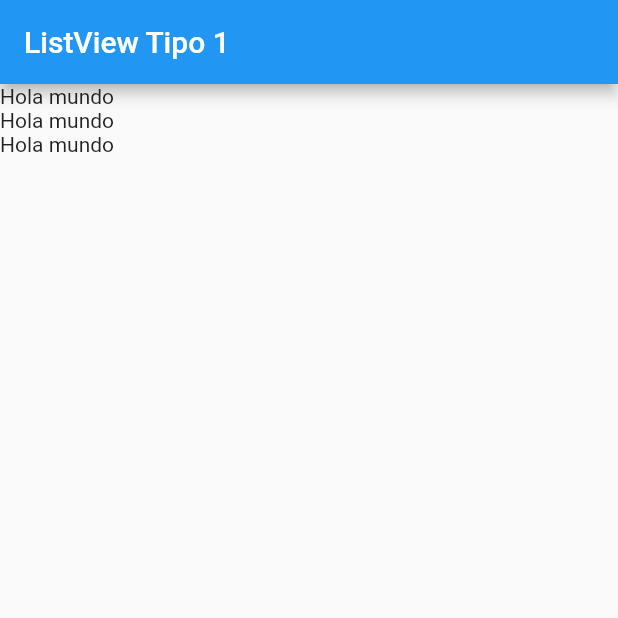
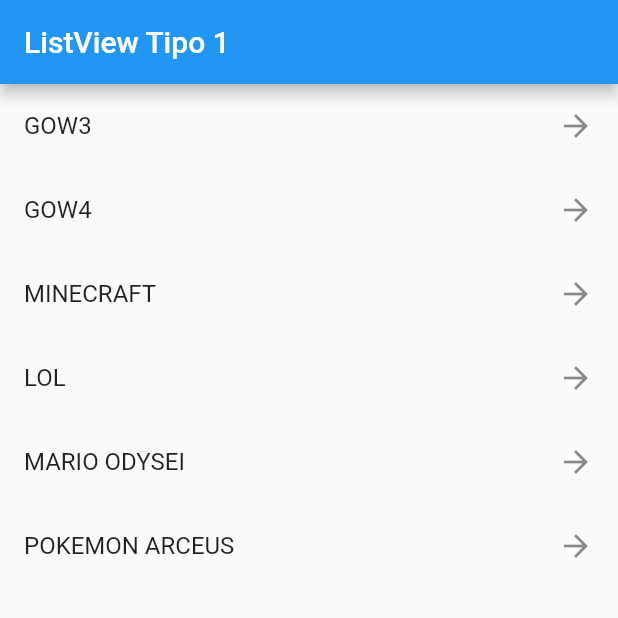
Before and after one commit to plaza94/componentes_flutter, a Flutter app: the screen it shows after launch, on a phone screen of 412 x 824 dp, the top half of it. Run offline on Flutter 3.47's test engine with Material 2 defaults, Android fonts, the light colour scheme and no system bars.

Commit message:
Listiles lista estatica

```diff
--- a/lib/screens/listview1_screen.dart
+++ b/lib/screens/listview1_screen.dart
@@ -1,6 +1,15 @@
 import 'package:flutter/material.dart';
 
 class ListView1Screen extends StatelessWidget {
+  final options = const [
+    'GOW3',
+    'GOW4',
+    'MINECRAFT',
+    'LOL',
+    'MARIO ODYSEI',
+    'POKEMON ARCEUS'
+  ];
+
   const ListView1Screen({Key? key}) : super(key: key);
 
   @override
@@ -10,9 +19,20 @@
         title: const Text('ListView Tipo 1'),
       ),
       body: ListView(children: [
-        const Text('Hola mundo'),
-        const Text('Hola mundo'),
-        const Text('Hola mundo'),
+        //operador espread ?
+
+        ...options
+            .map((game) => ListTile(
+                  title: Text(game),
+                  trailing: Icon(Icons.arrow_forward),
+                ))
+            .toList()
+        //leading: Icon(Icons.accessible_rounded),
+        //map.values.forEach((v) => print("Value: $v"))
+        /* children: const [
+        ListTile(
+          //leading: Icon(Icons.accessible_rounded),
+          title: Text('hola mundo'),*/
       ]),
     );
   }
```
